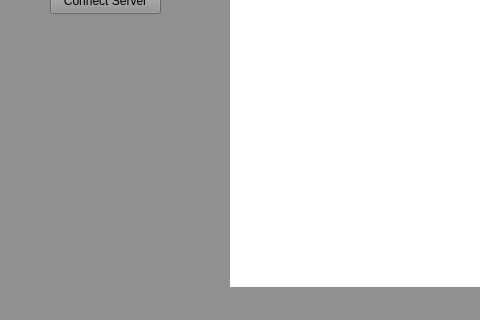
Old version of the form mainwindow.ui in the repository Carragher/awesum-o; both pictures show x 0 to 480 and y 400 to 720 of the 1052 by 720 pixel window.
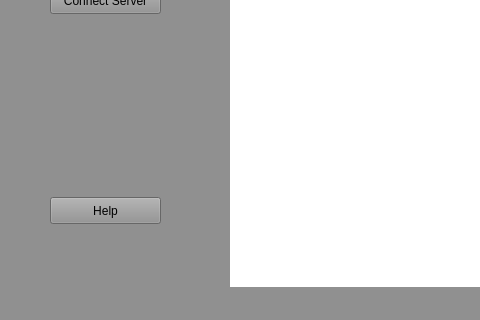
New version of the form. Icons and pictures are not drawn.

Commit message: added a new form and button, just needs to call it.

```diff
--- a/mainwindow.ui
+++ b/mainwindow.ui
@@ -233,6 +233,19 @@
      <string/>
     </property>
    </widget>
+   <widget class="QPushButton" name="helpBtn">
+    <property name="geometry">
+     <rect>
+      <x>50</x>
+      <y>580</y>
+      <width>111</width>
+      <height>27</height>
+     </rect>
+    </property>
+    <property name="text">
+     <string>Help</string>
+    </property>
+   </widget>
   </widget>
   <widget class="QMenuBar" name="menuBar">
    <property name="geometry">
```
The commit also changes 7 other files.
